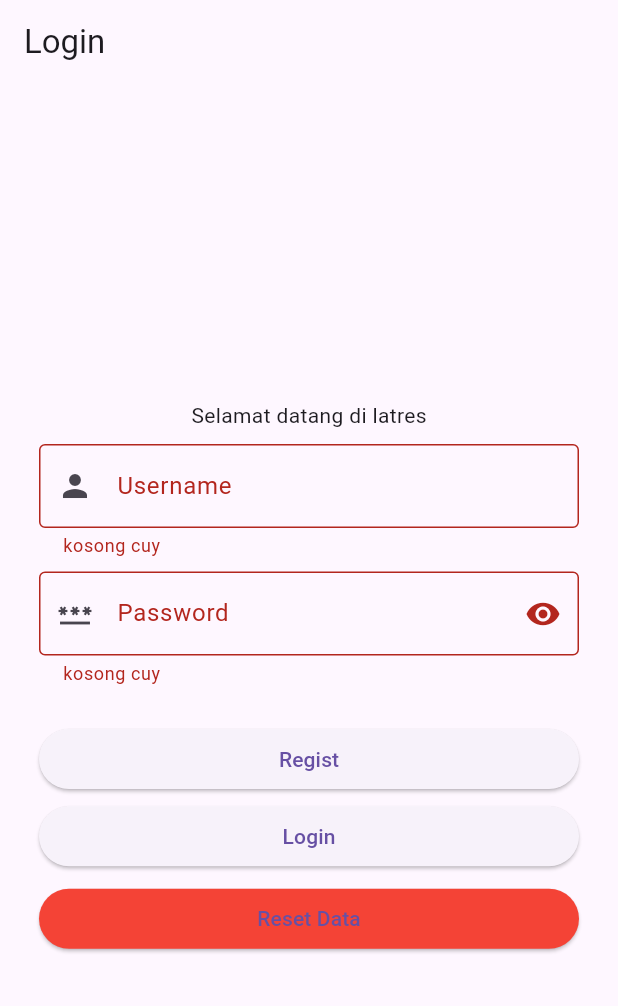
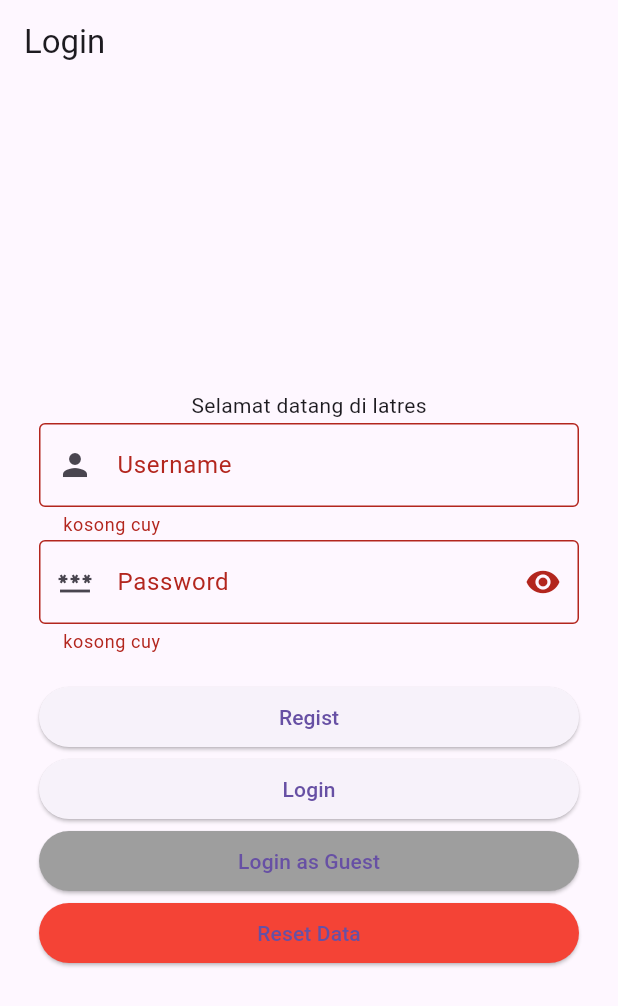
Before and after one commit to abeaar/latres, a Flutter app: the screen it shows after launch, after a tap on "Login", on a phone screen of 412 x 824 dp. Shown: the top 1006 px of the screen. Run offline on Flutter 3.47's test engine with Material 3 defaults, Android fonts, the phone set to English and light mode, and no system bars; our stand-ins replace logger, shared_preferences; network calls fail.

Commit message:
fix bagus banget

```diff
--- a/lib/main.dart
+++ b/lib/main.dart
@@ -1,5 +1,7 @@
 import 'package:flutter/material.dart';
 import 'pages/login.dart';
+import 'pages/dashboard.dart';
+import 'pages/favorite.dart';
 
 void main() {
   runApp(const MainApp());
@@ -10,9 +12,14 @@ class MainApp extends StatelessWidget {
 
   @override
   Widget build(BuildContext context) {
-    return const MaterialApp(
-        debugShowCheckedModeBanner: false,
-      home : LoginPage()
+    return MaterialApp(
+      debugShowCheckedModeBanner: false,
+      home: const LoginPage(),
+      routes: {
+        '/login': (context) => const LoginPage(),
+        '/dashboard': (context) => const DashboardPage(),
+        '/favorite': (context) => const Favorite(),
+      },
     );
   }
 }
--- a/lib/pages/login.dart
+++ b/lib/pages/login.dart
@@ -27,10 +27,7 @@ class _LoginPageState extends State<LoginPage> {
     bool? isLogin = prefs.getBool('isLogin');
     if (isLogin == true) {
       if (!mounted) return; // Tambahkan ini
-    Navigator.pushReplacement(
-      context,
-      MaterialPageRoute(builder: (context) => DashboardPage()),
-    );
+      Navigator.pushReplacementNamed(context, '/home');
     }
   }
 
@@ -47,18 +44,15 @@ Future<void> _login() async {
         await prefs.setBool('isLogin', true);
         await prefs.setString('username', _username.text.trim());
 
-      ScaffoldMessenger.of(context).showSnackBar(
-        const SnackBar(content: Text('Berhasil login')),
-      );
+        ScaffoldMessenger.of(
+          context,
+        ).showSnackBar(const SnackBar(content: Text('Berhasil login')));
         if (!mounted) return;
-      Navigator.pushReplacement(
+        Navigator.pushReplacementNamed(context, '/dashboard');
+      } else {
+        ScaffoldMessenger.of(
           context,
-        MaterialPageRoute(builder: (context) => DashboardPage()),
-      );
-    } else {
-      ScaffoldMessenger.of(context).showSnackBar(
-        const SnackBar(content: Text('login gagal')),
-      );
+        ).showSnackBar(const SnackBar(content: Text('login gagal')));
       }
     }
   }
@@ -67,9 +61,7 @@ Future<void> _login() async {
   Widget build(BuildContext context) {
     return SafeArea(
       child: Scaffold(
-        appBar: AppBar(
-          title: const Text('Login'),
-        ),
+        appBar: AppBar(title: const Text('Login')),
         body: Form(
           key: formkey,
           child: Center(
@@ -135,10 +127,11 @@ Future<void> _login() async {
                       width: double.infinity,
                       child: ElevatedButton(
                         onPressed: () {
-
                           Navigator.push(
                             context,
-                            MaterialPageRoute(builder: (context) => RegistPage()),
+                            MaterialPageRoute(
+                              builder: (context) => RegistPage(),
+                            ),
                           );
                         },
                         child: const Text('Regist'),
@@ -152,16 +145,37 @@ Future<void> _login() async {
                       ),
                     ),
                     SizedBox(height: 0.0),
-
                     SizedBox(
                       width: double.infinity,
                       child: ElevatedButton(
-                        style: ElevatedButton.styleFrom(backgroundColor: Colors.red),
+                        style: ElevatedButton.styleFrom(
+                          backgroundColor: Colors.grey,
+                        ),
                         onPressed: () async {
-                          SharedPreferences prefs = await SharedPreferences.getInstance();
+                          SharedPreferences prefs =
+                              await SharedPreferences.getInstance();
+                          await prefs.setBool('isLogin', true);
+                          await prefs.setString('username', 'Guest');
+                          if (!mounted) return;
+                          Navigator.pushReplacementNamed(context, '/dashboard');
+                        },
+                        child: const Text('Login as Guest'),
+                      ),
+                    ),
+                    SizedBox(
+                      width: double.infinity,
+                      child: ElevatedButton(
+                        style: ElevatedButton.styleFrom(
+                          backgroundColor: Colors.red,
+                        ),
+                        onPressed: () async {
+                          SharedPreferences prefs =
+                              await SharedPreferences.getInstance();
                           await prefs.clear();
                           ScaffoldMessenger.of(context).showSnackBar(
-                            const SnackBar(content: Text('Data berhasil direset')),
+                            const SnackBar(
+                              content: Text('Data berhasil direset'),
+                            ),
                           );
                         },
                         child: const Text('Reset Data'),
```
Also changed, not shown: lib/components/navbar.dart (+24 -6 lines), lib/pages/dashboard.dart (+43 -6 lines), lib/pages/favorite.dart (+14 -3 lines). Lines whose indentation alone changed are shown as unchanged.
